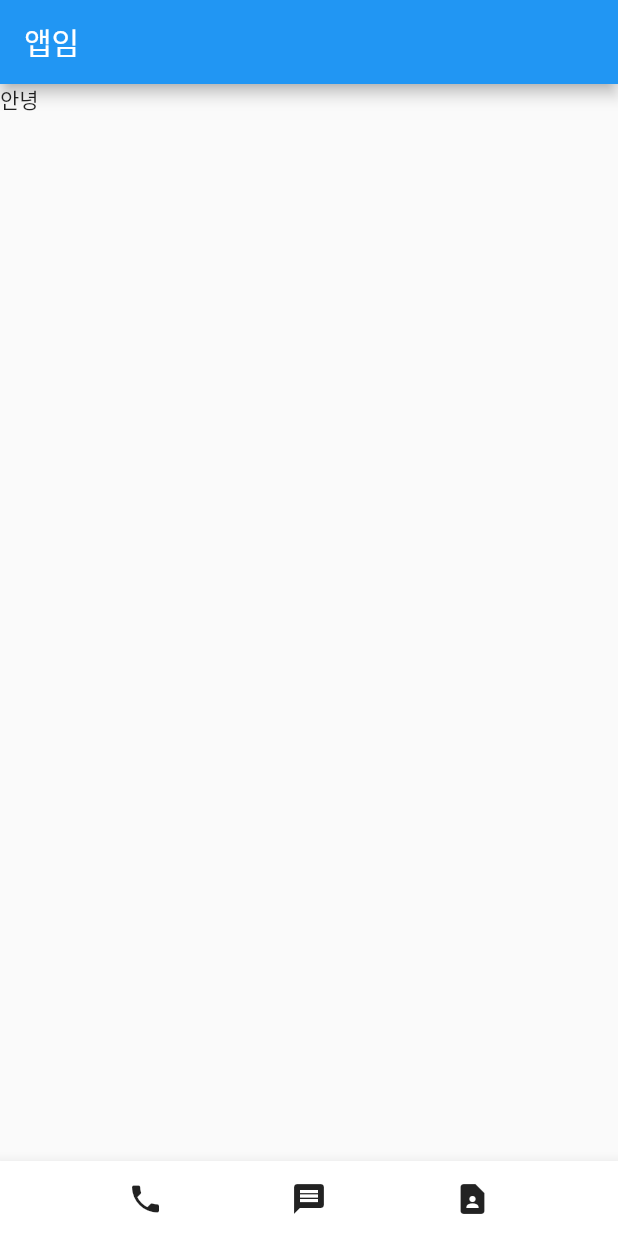
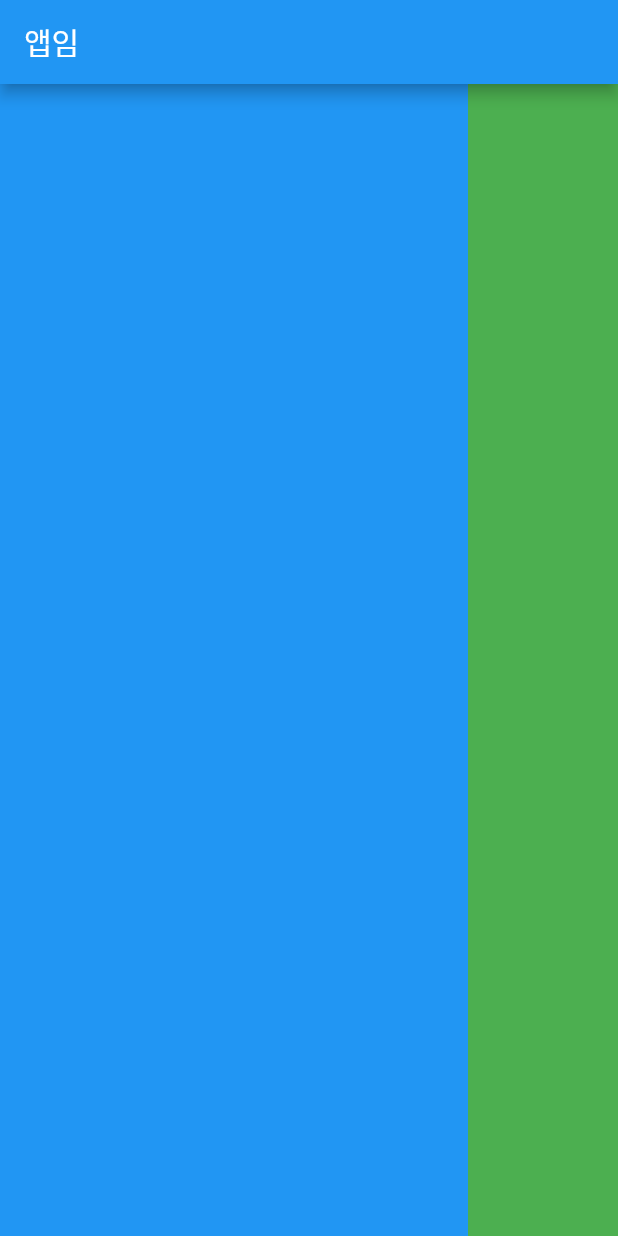
Before and after one commit to grace915/first_flutter, a Flutter app: the screen it shows after launch, on a phone screen of 412 x 824 dp. Run offline on Flutter 3.47's test engine with Material 2 defaults, Android fonts, the phone set to English and light mode, and no system bars.

Commit message:
5강 flexible까지 완료

```diff
--- a/lib/main.dart
+++ b/lib/main.dart
@@ -14,22 +14,13 @@ class MyApp extends StatelessWidget {
     // 실제 코딩은 여기서!
     return MaterialApp(
         home: Scaffold(
-          appBar: AppBar(title: Text('앱임')),
-          body: Container(
-            child: Text('안녕')
-          ),
-          bottomNavigationBar: BottomAppBar(
-              child: Container(
-                height: 50,
-                child: Row(
-                  mainAxisAlignment: MainAxisAlignment.spaceEvenly,
-                  crossAxisAlignment: CrossAxisAlignment.center,
-                  children: [Icon(Icons.phone), Icon(Icons.message), Icon(Icons.contact_page)],
-                ),
-              )
-          ),
-        )
-
-    );
+      appBar: AppBar(title: Text('앱임')),
+      body: Row(
+        children: [
+          Expanded(child: Container(color: Colors.blue)),
+          Container(width: 100, color: Colors.green)
+        ],
+      ),
+    ));
   }
 }
```
